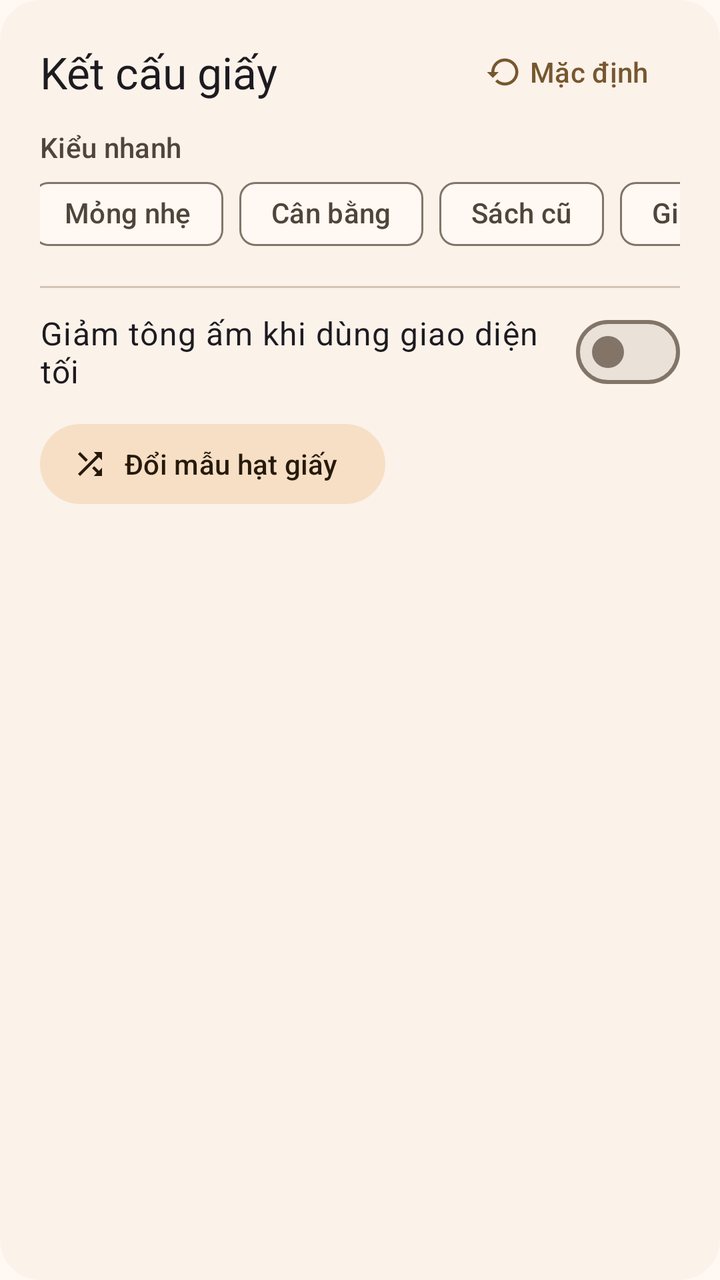
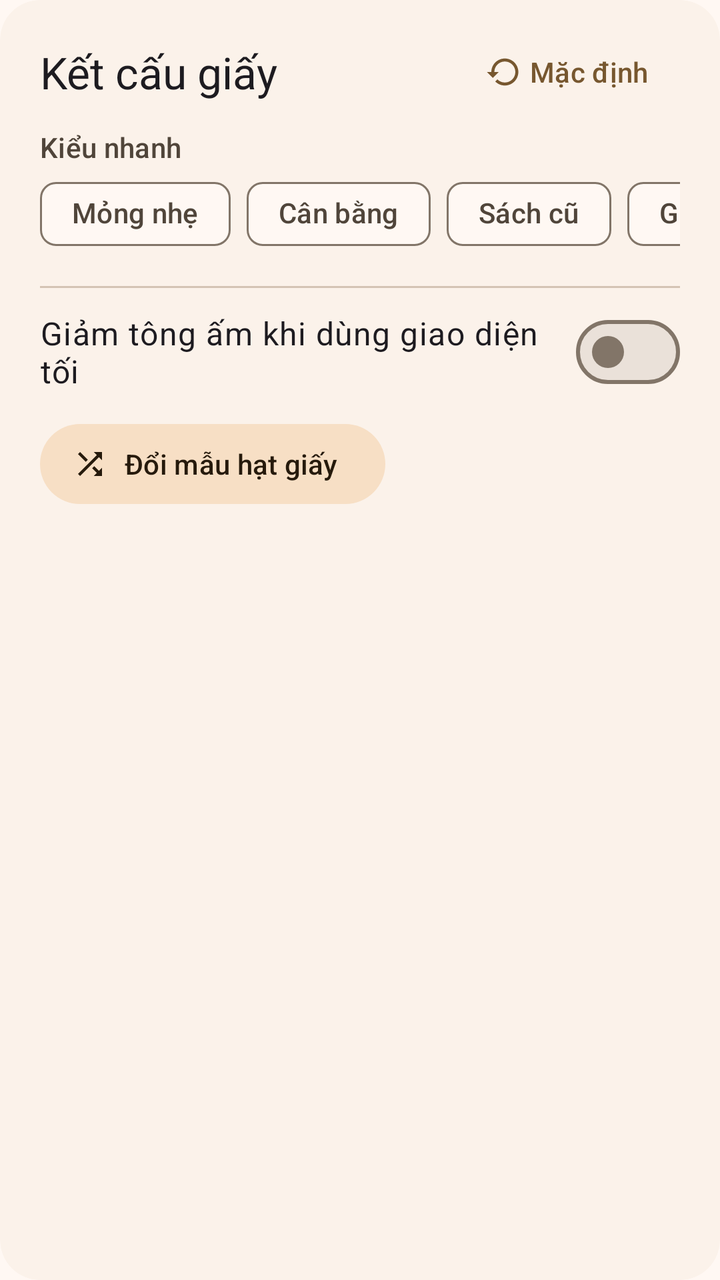

Compare the two renders of this Android layout. The source of the first and the diff that turns it into the second are given below.
<!-- AndroidManifest.xml: application theme Theme.PaperScreen -->
<!-- res/layout/section_controls.xml -->
<?xml version="1.0" encoding="utf-8"?>
<com.google.android.material.card.MaterialCardView xmlns:android="http://schemas.android.com/apk/res/android"
    xmlns:app="http://schemas.android.com/apk/res-auto"
    style="@style/Widget.Material3.CardView.Filled"
    android:layout_width="match_parent"
    android:layout_height="wrap_content"
    android:layout_marginBottom="16dp"
    app:cardBackgroundColor="?attr/colorSurfaceContainerLow"
    app:cardCornerRadius="20dp">

    <LinearLayout
        android:layout_width="match_parent"
        android:layout_height="wrap_content"
        android:orientation="vertical"
        android:paddingStart="20dp"
        android:paddingTop="12dp"
        android:paddingEnd="20dp"
        android:paddingBottom="20dp">

        <LinearLayout
            android:layout_width="match_parent"
            android:layout_height="wrap_content"
            android:gravity="center_vertical"
            android:orientation="horizontal">

            <TextView
                android:layout_width="0dp"
                android:layout_height="wrap_content"
                android:layout_weight="1"
                android:accessibilityHeading="true"
                android:text="@string/section_texture"
                android:textAppearance="?attr/textAppearanceTitleLarge" />

            <com.google.android.material.button.MaterialButton
                android:id="@+id/reset_defaults"
                style="@style/Widget.Material3.Button.TextButton.Icon"
                android:layout_width="wrap_content"
                android:layout_height="wrap_content"
                android:text="@string/reset_defaults"
                app:icon="@drawable/ic_restore" />
        </LinearLayout>

        <TextView
            android:layout_width="match_parent"
            android:layout_height="wrap_content"
            android:layout_marginTop="4dp"
            android:text="@string/presets"
            android:textAppearance="?attr/textAppearanceLabelLarge"
            android:textColor="?attr/colorOnSurfaceVariant" />

        <HorizontalScrollView
            android:layout_width="match_parent"
            android:layout_height="wrap_content"
            android:layout_marginStart="-4dp"
            android:clipToPadding="false"
            android:scrollbars="none">

            <com.google.android.material.chip.ChipGroup
                android:id="@+id/presets"
                android:layout_width="wrap_content"
                android:layout_height="wrap_content"
                app:singleLine="true">

                <com.google.android.material.chip.Chip
                    android:id="@+id/preset_light"
                    style="@style/Widget.Material3.Chip.Filter"
                    android:layout_width="wrap_content"
                    android:layout_height="wrap_content"
                    android:text="@string/preset_light" />

                <com.google.android.material.chip.Chip
                    android:id="@+id/preset_balanced"
                    style="@style/Widget.Material3.Chip.Filter"
                    android:layout_width="wrap_content"
                    android:layout_height="wrap_content"
                    android:text="@string/preset_balanced" />

                <com.google.android.material.chip.Chip
                    android:id="@+id/preset_old_book"
                    style="@style/Widget.Material3.Chip.Filter"
                    android:layout_width="wrap_content"
                    android:layout_height="wrap_content"
                    android:text="@string/preset_old_book" />

                <com.google.android.material.chip.Chip
                    android:id="@+id/preset_rough"
                    style="@style/Widget.Material3.Chip.Filter"
                    android:layout_width="wrap_content"
                    android:layout_height="wrap_content"
                    android:text="@string/preset_rough" />
            </com.google.android.material.chip.ChipGroup>
        </HorizontalScrollView>

        <LinearLayout
            android:id="@+id/slider_container"
            android:layout_width="match_parent"
            android:layout_height="wrap_content"
            android:orientation="vertical" />

        <com.google.android.material.divider.MaterialDivider
            android:layout_width="match_parent"
            android:layout_height="wrap_content"
            android:layout_marginTop="12dp"
            android:layout_marginBottom="4dp" />

        <com.google.android.material.materialswitch.MaterialSwitch
            android:id="@+id/dim_in_dark_switch"
            android:layout_width="match_parent"
            android:layout_height="wrap_content"
            android:minHeight="56dp"
            android:text="@string/dim_in_dark"
            android:textAppearance="?attr/textAppearanceBodyLarge" />

        <com.google.android.material.button.MaterialButton
            android:id="@+id/new_seed"
            style="@style/Widget.Material3.Button.TonalButton.Icon"
            android:layout_width="wrap_content"
            android:layout_height="wrap_content"
            android:layout_marginTop="4dp"
            android:text="@string/new_seed"
            app:icon="@drawable/ic_shuffle" />
    </LinearLayout>
</com.google.android.material.card.MaterialCardView>
<!-- resources referenced by this layout -->
<resources>
  <!-- drawable ic_restore (drawable) -->
  <?xml version="1.0" encoding="utf-8"?>
  <vector xmlns:android="http://schemas.android.com/apk/res/android"
      android:width="24dp"
      android:height="24dp"
      android:tint="?attr/colorControlNormal"
      android:viewportWidth="24"
      android:viewportHeight="24">
      <path
          android:fillColor="@android:color/white"
          android:pathData="M13,3c-4.97,0 -9,4.03 -9,9L1,12l3.89,3.89 0.07,0.14L9,12L6,12c0,-3.87 3.13,-7 7,-7s7,3.13 7,7 -3.13,7 -7,7c-1.93,0 -3.68,-0.79 -4.94,-2.06l-1.42,1.42C8.27,19.99 10.51,21 13,21c4.97,0 9,-4.03 9,-9s-4.03,-9 -9,-9z" />
  </vector>
  <!-- drawable ic_shuffle (drawable) -->
  <?xml version="1.0" encoding="utf-8"?>
  <vector xmlns:android="http://schemas.android.com/apk/res/android"
      android:width="24dp"
      android:height="24dp"
      android:tint="?attr/colorControlNormal"
      android:viewportWidth="24"
      android:viewportHeight="24">
      <path
          android:fillColor="@android:color/white"
          android:pathData="M10.59,9.17L5.41,4 4,5.41l5.17,5.17 1.42,-1.41zM14.5,4l2.04,2.04L4,18.59 5.41,20 17.96,7.46 20,9.5L20,4h-5.5zM14.83,13.41l-1.41,1.41 3.13,3.13L14.5,20L20,20v-5.5l-2.04,2.04 -3.13,-3.13z" />
  </vector>
  <string name="dim_in_dark">Giảm tông ấm khi dùng giao diện tối</string>
  <string name="new_seed">Đổi mẫu hạt giấy</string>
  <string name="preset_balanced">Cân bằng</string>
  <string name="preset_light">Mỏng nhẹ</string>
  <string name="preset_old_book">Sách cũ</string>
  <string name="preset_rough">Giấy thô</string>
  <string name="presets">Kiểu nhanh</string>
  <string name="reset_defaults">Mặc định</string>
  <string name="section_texture">Kết cấu giấy</string>
  <color name="md_primary">#FF77572F</color>
  <color name="md_on_primary">#FFFFFFFF</color>
  <color name="md_primary_container">#FFFFDDB4</color>
  <color name="md_on_primary_container">#FF2A1800</color>
  <color name="md_secondary">#FF6D5C48</color>
  <color name="md_on_secondary">#FFFFFFFF</color>
  <color name="md_secondary_container">#FFF7DFC5</color>
  <color name="md_on_secondary_container">#FF261A0C</color>
  <color name="md_tertiary">#FF52643F</color>
  <color name="md_on_tertiary">#FFFFFFFF</color>
  <color name="md_tertiary_container">#FFD4EABB</color>
  <color name="md_on_tertiary_container">#FF111F04</color>
  <color name="md_error">#FFBA1A1A</color>
  <color name="md_on_error">#FFFFFFFF</color>
  <color name="md_surface">#FFFFF8F3</color>
  <color name="md_on_surface">#FF201B15</color>
  <color name="md_surface_variant">#FFF0E0D0</color>
  <color name="md_on_surface_variant">#FF50453A</color>
  <color name="md_outline">#FF827568</color>
  <color name="md_outline_variant">#FFD4C4B4</color>
  <color name="md_surface_container_lowest">#FFFFFFFF</color>
  <color name="md_surface_container_low">#FFFBF2EA</color>
  <color name="md_surface_container">#FFF5ECE4</color>
  <color name="md_surface_container_high">#FFEFE6DE</color>
  <color name="md_surface_container_highest">#FFEAE1D9</color>
  <!-- unchanged entries left out for length: 1 -->
</resources>

<!-- the commit's change to res/layout/section_controls.xml (unified diff, before → after) -->
@@ -51,7 +51,6 @@
         <HorizontalScrollView
             android:layout_width="match_parent"
             android:layout_height="wrap_content"
-            android:layout_marginStart="-4dp"
             android:clipToPadding="false"
             android:scrollbars="none">
 
